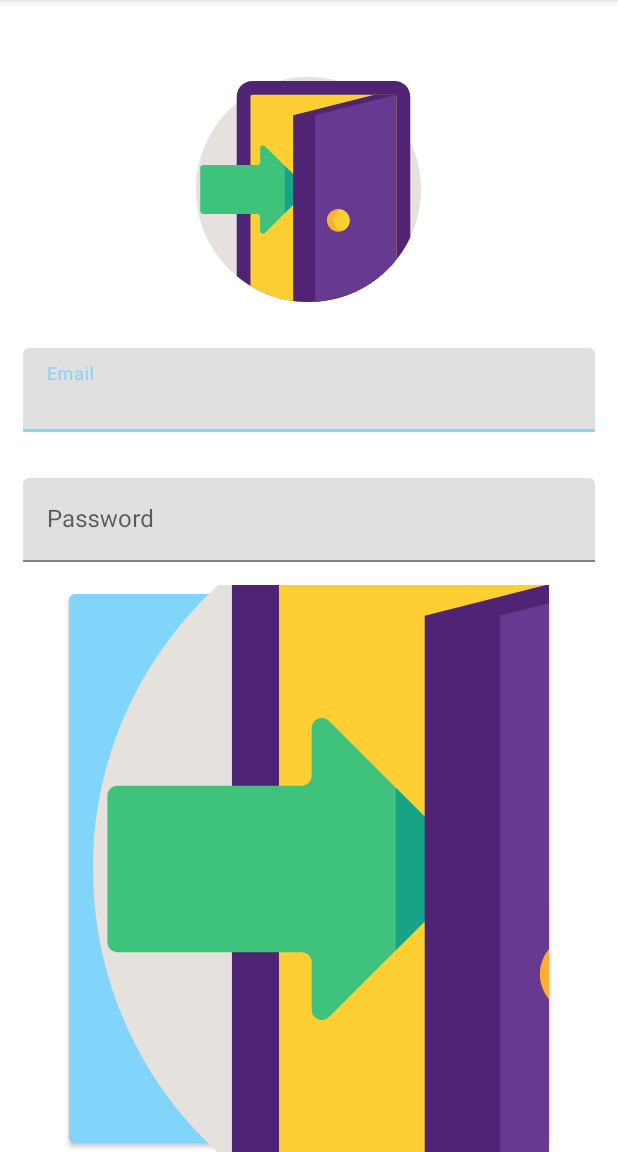
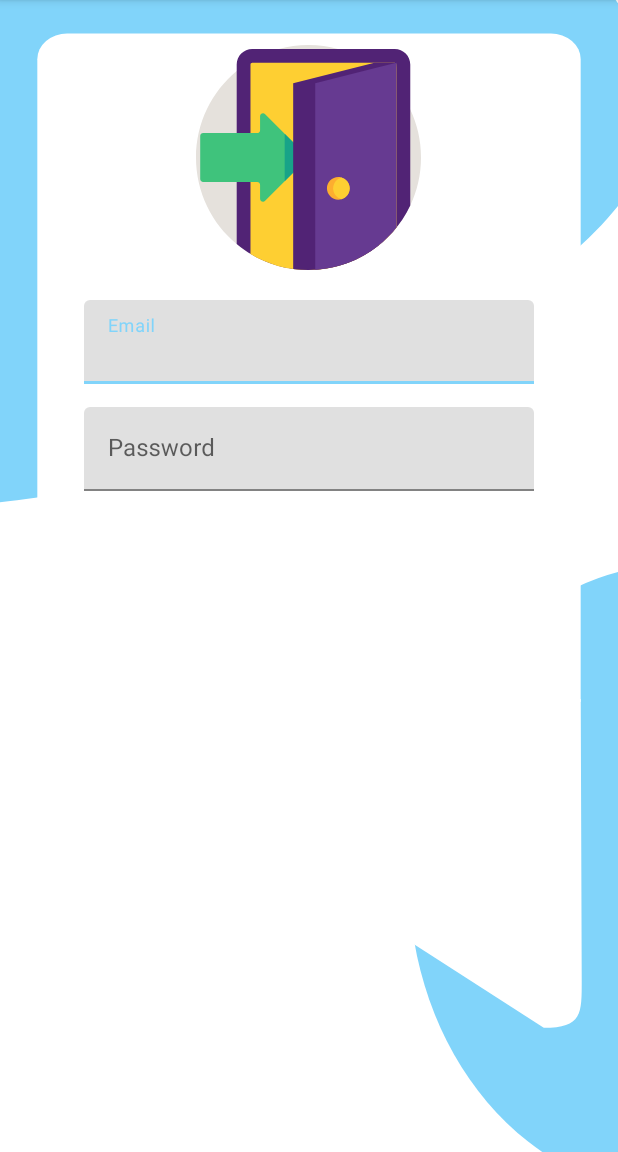
Before and after one commit to 123nishan/okazo, an Android app: the screen it shows after launch (LoginActivity), on a phone screen of 412 x 824 dp, the part 84-1236 px from its top. Run offline under Robolectric (Android 15) with nearby library versions, the phone set to English and light mode, and no system bars; libraries missing offline, so code that uses them is left out: com.pranavpandey.android, pl.droidsonroids.gif; plain views replace GifTextView; 3 statements that could not run were skipped.

Commit message:
login basic design

```diff
--- a/app/build.gradle
+++ b/app/build.gradle
@@ -50,6 +50,7 @@ dependencies {
     implementation files('libs/mail.jar')
     // for bottom nav
     implementation 'com.github.armcha:SpaceNavigationView:1.6.0'
+    implementation 'pl.droidsonroids.gif:android-gif-drawable:1.2.19'
 }
 
 apply plugin: 'com.google.gms.google-services'
--- a/app/src/main/java/com/example/okazo/LoginActivity.java
+++ b/app/src/main/java/com/example/okazo/LoginActivity.java
@@ -1,12 +1,16 @@
 package com.example.okazo;
 
 import androidx.appcompat.app.AppCompatActivity;
+import androidx.core.content.ContextCompat;
+import androidx.core.content.res.ResourcesCompat;
 
 import android.content.Intent;
 import android.content.SharedPreferences;
 import android.graphics.Color;
 import android.os.Bundle;
+import android.text.Editable;
 import android.text.TextUtils;
+import android.text.TextWatcher;
 import android.util.Patterns;
 import android.view.View;
 import android.widget.Button;
@@ -21,10 +25,12 @@ import com.example.okazo.util.JavaMailAPI;
 import com.google.android.material.textfield.TextInputEditText;
 import com.pranavpandey.android.dynamic.toasts.DynamicToast;
 
+import java.io.IOException;
 import java.sql.Timestamp;
 import java.util.Date;
 import java.util.Random;
 
+import pl.droidsonroids.gif.GifDrawable;
 import retrofit2.Call;
 import retrofit2.Callback;
 import retrofit2.Response;
@@ -38,6 +44,8 @@ public class LoginActivity extends AppCompatActivity {
     String email, password;
     ApiInterface apiInterface;
     ProgressBar progressBar;
+    Boolean emailStatus=false;
+    Boolean passwordStatus=false;
     String sharedPreferencesConstant = "hello";
 
     @Override
@@ -59,7 +67,107 @@ public class LoginActivity extends AppCompatActivity {
         textViewRegister = findViewById(R.id.login_register);
         progressBar = findViewById(R.id.login_progress_bar);
         progressBar.setVisibility(View.INVISIBLE);
+        buttonLogin.setVisibility(View.GONE);
+            GifDrawable gifChecking = null;
 
+            try {
+                gifChecking = new GifDrawable( getResources(), R.drawable.loading_textview );
+
+            } catch (IOException e) {
+                e.printStackTrace();
+            }
+            GifDrawable finalGiffChecking = gifChecking;
+            inputEditTextEmail.setOnFocusChangeListener((v, hasFocus) -> {
+                if(hasFocus){
+                   inputEditTextEmail.setCompoundDrawablesRelativeWithIntrinsicBounds(null,null, finalGiffChecking,null);
+
+                }else {
+                    if(inputEditTextEmail.getText().toString().matches(emailPattern)){
+
+
+
+
+
+
+                    }else {
+                        inputEditTextEmail.setCompoundDrawablesRelativeWithIntrinsicBounds(null,null, getResources().getDrawable(R.drawable.ic_wrong),null);
+                    }
+                }
+
+            });
+          inputEditTextPassword.setOnFocusChangeListener(new View.OnFocusChangeListener() {
+              @Override
+              public void onFocusChange(View v, boolean hasFocus) {
+                  if(hasFocus){
+                      inputEditTextPassword.setCompoundDrawablesRelativeWithIntrinsicBounds(null,null, finalGiffChecking,null);
+                      if(inputEditTextPassword.getText().toString().length()>5){
+
+                      }
+                  }
+                  else {
+                      if(inputEditTextPassword.getText().toString().length()>5){
+
+
+
+
+                      }else {
+                          inputEditTextPassword.setCompoundDrawablesRelativeWithIntrinsicBounds(null,null, getResources().getDrawable(R.drawable.ic_wrong),null);
+                      }
+                  }
+              }
+          });
+
+          inputEditTextEmail.addTextChangedListener(new TextWatcher() {
+              @Override
+              public void beforeTextChanged(CharSequence s, int start, int count, int after) {
+
+              }
+
+              @Override
+              public void onTextChanged(CharSequence s, int start, int before, int count) {
+                  if(s.toString().matches(emailPattern)){
+                      emailStatus=true;
+                      inputEditTextEmail.setCompoundDrawablesRelativeWithIntrinsicBounds(null,null, ResourcesCompat.getDrawable(getResources(),R.drawable.ic_correct,null),null);
+                  }else {
+                      emailStatus=false;
+                      buttonLogin.setVisibility(View.GONE);
+                  }
+
+                    if(emailStatus && passwordStatus){
+                        buttonLogin.setVisibility(View.VISIBLE);
+                    }
+              }
+
+              @Override
+              public void afterTextChanged(Editable s) {
+
+              }
+          });
+          inputEditTextPassword.addTextChangedListener(new TextWatcher() {
+              @Override
+              public void beforeTextChanged(CharSequence s, int start, int count, int after) {
+
+              }
+
+              @Override
+              public void onTextChanged(CharSequence s, int start, int before, int count) {
+                 if(s.toString().length()>5){
+                     passwordStatus=true;
+                     inputEditTextPassword.setCompoundDrawablesRelativeWithIntrinsicBounds(null,null, getResources().getDrawable(R.drawable.ic_correct),null);
+                 }else {
+                     passwordStatus=false;
+                     buttonLogin.setVisibility(View.GONE);
+                 }
+                  if(emailStatus && passwordStatus){
+                      buttonLogin.setVisibility(View.VISIBLE);
+                  }
+              }
+
+              @Override
+              public void afterTextChanged(Editable s) {
+
+              }
+          });
         textViewRegister.setOnClickListener(new View.OnClickListener() {
             @Override
             public void onClick(View v) {
@@ -67,6 +175,7 @@ public class LoginActivity extends AppCompatActivity {
                 startActivity(intent);
             }
         });
+
         buttonLogin.setOnClickListener(new View.OnClickListener() {
             @Override
             public void onClick(View v) {
@@ -156,6 +265,7 @@ public class LoginActivity extends AppCompatActivity {
 
 }
 
+
     @Override
     public void onBackPressed() {
         super.onBackPressed();
--- /dev/null
+++ b/app/src/main/res/drawable/ic_correct.xml
@@ -0,0 +1,12 @@
+<vector xmlns:android="http://schemas.android.com/apk/res/android"
+    android:width="20dp"
+    android:height="20dp"
+    android:viewportWidth="512"
+    android:viewportHeight="512">
+  <path
+      android:pathData="m256,0c-141.164,0 -256,114.836 -256,256s114.836,256 256,256 256,-114.836 256,-256 -114.836,-256 -256,-256zM256,0"
+      android:fillColor="#25C12B"/>
+  <path
+      android:pathData="m385.75,201.75 l-138.668,138.664c-4.16,4.16 -9.621,6.254 -15.082,6.254s-10.922,-2.094 -15.082,-6.254l-69.332,-69.332c-8.344,-8.34 -8.344,-21.824 0,-30.164 8.34,-8.344 21.82,-8.344 30.164,0l54.25,54.25 123.586,-123.582c8.34,-8.344 21.82,-8.344 30.164,0 8.34,8.34 8.34,21.82 0,30.164zM385.75,201.75"
+      android:fillColor="#fafafa"/>
+</vector>
--- /dev/null
+++ b/app/src/main/res/drawable/ic_login.xml
@@ -0,0 +1,28 @@
+<vector xmlns:android="http://schemas.android.com/apk/res/android"
+    android:width="414dp"
+    android:height="896dp"
+    android:viewportWidth="414"
+    android:viewportHeight="896">
+  <group>
+    <clip-path
+        android:pathData="M0,0h414v896h-414z"/>
+    <path
+        android:pathData="M25,401.27v0Z"
+        android:fillColor="#fff"/>
+    <path
+        android:pathData="M186,-107C326.833,-107 438.394,-28.655 438.394,95.056S120.97,391.575 -19.863,391.575 -69,240.712 -69,117 45.167,-107 186,-107Z"
+        android:fillColor="#81d4fa"/>
+    <path
+        android:pathData="M274,684a179,245 0,1 0,358 0a179,245 0,1 0,-358 0z"
+        android:fillColor="#81d4fa"/>
+    <path
+        android:pathData="M280.39,966.21L24.753,966.21L24.753,750.402C46.469,680.81 267.464,904.979 295.996,904.979Z"
+        android:fillColor="#fff"/>
+    <path
+        android:pathData="M389,546L25,546a0,0 0,0 1,-0 -0L25,46a20,20 0,0 1,20 -20L369,26A20,20 0,0 1,389 46L389,546A0,0 0,0 1,389 546Z"
+        android:fillColor="#fff"/>
+    <path
+        android:pathData="M364.261,799.44 L24.838,545.885l364.2,-2.19L389.7,762.622C389.7,788.274 390.219,799.44 364.261,799.44Z"
+        android:fillColor="#fff"/>
+  </group>
+</vector>
--- /dev/null
+++ b/app/src/main/res/drawable/ic_wrong.xml
@@ -0,0 +1,12 @@
+<vector xmlns:android="http://schemas.android.com/apk/res/android"
+    android:width="20dp"
+    android:height="20dp"
+    android:viewportWidth="512"
+    android:viewportHeight="512">
+  <path
+      android:pathData="m256,0c-141.164,0 -256,114.836 -256,256s114.836,256 256,256 256,-114.836 256,-256 -114.836,-256 -256,-256zM256,0"
+      android:fillColor="#f44336"/>
+  <path
+      android:pathData="m350.273,320.105c8.34,8.344 8.34,21.824 0,30.168 -4.16,4.16 -9.621,6.25 -15.086,6.25 -5.461,0 -10.922,-2.09 -15.082,-6.25l-64.105,-64.109 -64.105,64.109c-4.16,4.16 -9.621,6.25 -15.082,6.25 -5.465,0 -10.926,-2.09 -15.086,-6.25 -8.34,-8.344 -8.34,-21.824 0,-30.168l64.109,-64.105 -64.109,-64.105c-8.34,-8.344 -8.34,-21.824 0,-30.168 8.344,-8.34 21.824,-8.34 30.168,0l64.105,64.109 64.105,-64.109c8.344,-8.34 21.824,-8.34 30.168,0 8.34,8.344 8.34,21.824 0,30.168l-64.109,64.105zM350.273,320.105"
+      android:fillColor="#fafafa"/>
+</vector>
--- a/app/src/main/res/layout/activity_login.xml
+++ b/app/src/main/res/layout/activity_login.xml
@@ -5,25 +5,24 @@
     android:layout_width="match_parent"
     android:layout_height="match_parent"
     android:orientation="vertical"
+    android:background="@drawable/ic_login"
     tools:context=".LoginActivity">
-    <ProgressBar
-        android:id="@+id/login_progress_bar"
-        android:layout_margin="10dp"
+    <LinearLayout
+        android:orientation="vertical"
         android:layout_width="match_parent"
-        android:max="100"
-        android:indeterminate="true"
-       android:background="#000"
-        android:layout_height="wrap_content"
-        style="@style/Widget.AppCompat.ProgressBar.Horizontal"/>
+        android:layout_height="match_parent">
         <ImageView
             android:layout_width="150dp"
-        android:layout_margin="15dp"
+
             android:layout_height="150dp"
+            android:layout_marginTop="30dp"
             android:layout_gravity="center"
             android:background="@drawable/ic_enter"/>
         <com.google.android.material.textfield.TextInputLayout
-        android:layout_width="match_parent"
-        android:layout_margin="15dp"
+            android:layout_width="300dp"
+            android:layout_gravity="center_horizontal"
+
+
             android:id="@+id/login_email_layout"
             android:layout_height="wrap_content"
             >
@@ -31,13 +30,17 @@
                 android:id="@+id/login_email"
                 android:layout_width="match_parent"
                 android:layout_height="wrap_content"
+
+
+                android:layout_marginTop="20dp"
                 android:hint="Email"
                 />
         </com.google.android.material.textfield.TextInputLayout>
 
         <com.google.android.material.textfield.TextInputLayout
-        android:layout_width="match_parent"
+            android:layout_width="300dp"
             android:layout_margin="15dp"
+            android:layout_gravity="center_horizontal"
             android:id="@+id/login_password_layout"
             android:layout_height="wrap_content"
             >
@@ -55,6 +58,34 @@
             android:layout_gravity="center"
             android:drawableLeft="@drawable/ic_enter"
             android:text="LOGIN"/>
+<!--        <pl.droidsonroids.gif.GifTextView-->
+<!--            android:layout_width="match_parent"-->
+<!--            android:layout_height="match_parent"-->
+
+
+
+<!--            ></pl.droidsonroids.gif.GifTextView>-->
+
+    </LinearLayout>
+    <LinearLayout
+        android:visibility="gone"
+        android:orientation="vertical"
+        android:layout_width="match_parent"
+        android:layout_height="match_parent">
+    <ProgressBar
+        android:id="@+id/login_progress_bar"
+        android:layout_margin="10dp"
+        android:layout_width="match_parent"
+        android:max="100"
+        android:indeterminate="true"
+       android:background="#000"
+        android:layout_height="wrap_content"
+        style="@style/Widget.AppCompat.ProgressBar.Horizontal"/>
+
+
+
+
+
     <TextView
         android:layout_width="wrap_content"
         android:layout_height="wrap_content"
@@ -70,5 +101,7 @@
         android:textStyle="bold"
         android:text="Click here to register"
         />
+    </LinearLayout>
+
 
 </LinearLayout>
```
Lines whose indentation alone changed are shown as unchanged.
